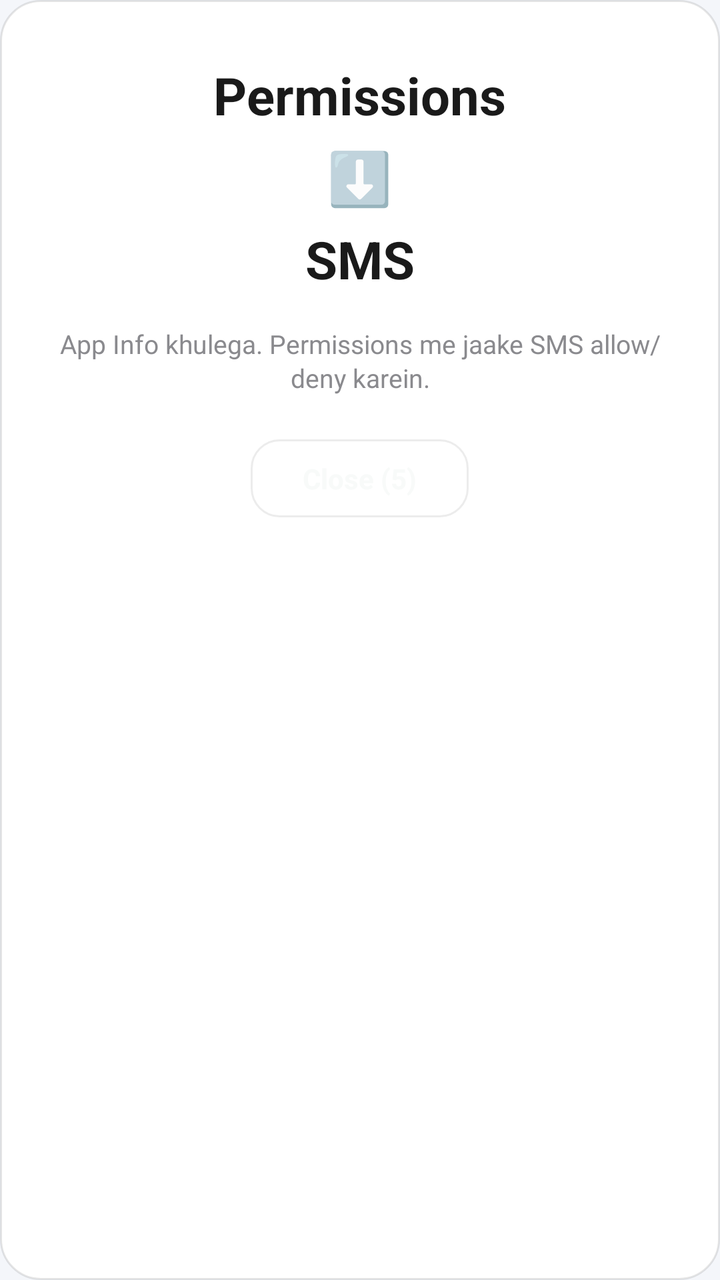
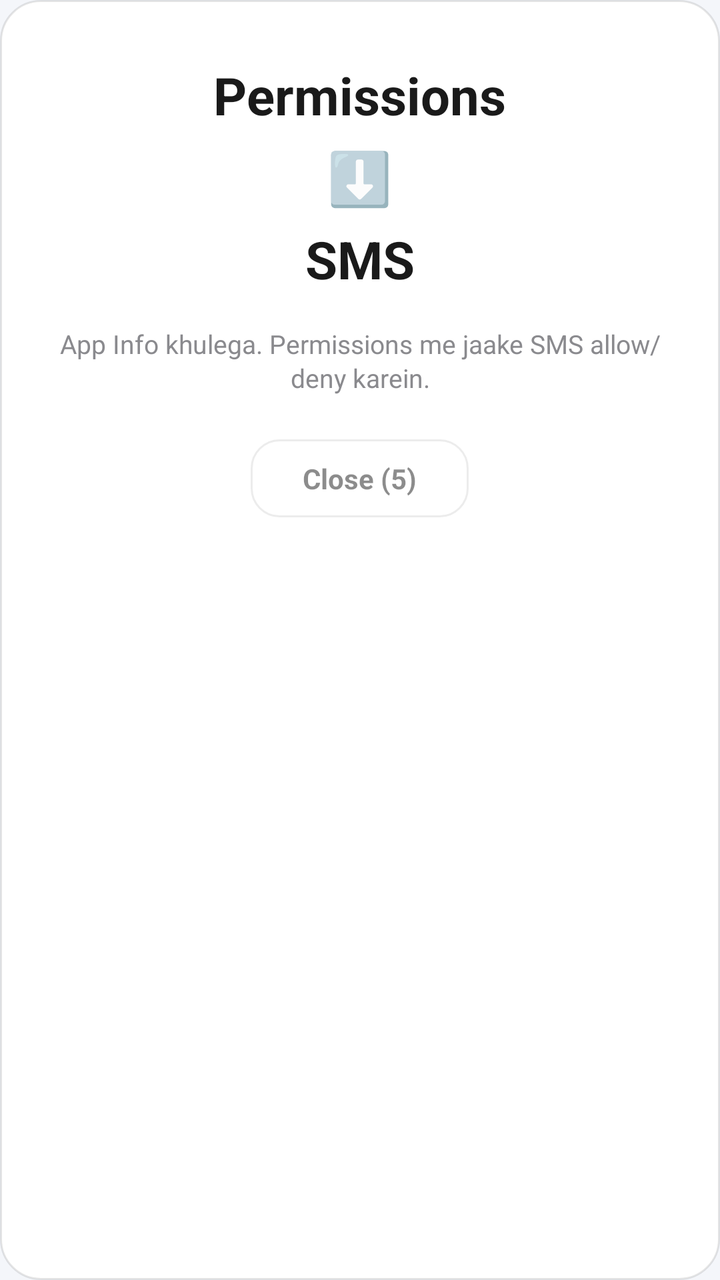

Screens rendered from an Android XML layout before and after an edit, with the pre-edit source and the edit as a unified diff.
<!-- AndroidManifest.xml: application theme Theme.Goat -->
<!-- res/layout/dialog_permission_guidance.xml -->
<?xml version="1.0" encoding="utf-8"?>
<LinearLayout xmlns:android="http://schemas.android.com/apk/res/android"
    android:layout_width="match_parent"
    android:layout_height="wrap_content"
    android:orientation="vertical"
    android:gravity="center_horizontal"
    android:background="@drawable/bg_whatsapp_guide_card"
    android:paddingStart="28dp"
    android:paddingEnd="28dp"
    android:paddingTop="30dp"
    android:paddingBottom="24dp">

    <TextView
        android:id="@+id/tvGuidancePermissions"
        android:layout_width="wrap_content"
        android:layout_height="wrap_content"
        android:text="Permissions"
        android:textColor="@color/guide_card_title_text"
        android:textSize="26sp"
        android:textStyle="bold"
        android:fontFamily="sans-serif" />

    <TextView
        android:id="@+id/tvGuidanceArrow"
        android:layout_width="wrap_content"
        android:layout_height="wrap_content"
        android:layout_marginTop="6dp"
        android:text="⬇️"
        android:textSize="26sp" />

    <TextView
        android:id="@+id/tvGuidanceSms"
        android:layout_width="wrap_content"
        android:layout_height="wrap_content"
        android:layout_marginTop="6dp"
        android:text="SMS"
        android:textColor="@color/guide_card_title_text"
        android:textSize="26sp"
        android:textStyle="bold"
        android:fontFamily="sans-serif" />

    <TextView
        android:id="@+id/tvGuidanceHint"
        android:layout_width="wrap_content"
        android:layout_height="wrap_content"
        android:layout_marginTop="16dp"
        android:text="App Info khulega. Permissions me jaake SMS allow/deny karein."
        android:textColor="@color/guide_card_subtitle_text"
        android:textSize="13sp"
        android:gravity="center"
        android:lineSpacingMultiplier="1.1"
        android:fontFamily="sans-serif" />

    <TextView
        android:id="@+id/btnGuidanceClose"
        android:layout_width="wrap_content"
        android:layout_height="wrap_content"
        android:layout_marginTop="22dp"
        android:background="@drawable/bg_view_guide_button"
        android:text="Close (5)"
        android:textColor="@color/home_button_text"
        android:textSize="14sp"
        android:textStyle="bold"
        android:textAllCaps="false"
        android:gravity="center"
        android:paddingStart="26dp"
        android:paddingEnd="26dp"
        android:paddingTop="10dp"
        android:paddingBottom="10dp"
        android:enabled="false"
        android:alpha="0.5"
        android:clickable="true"
        android:focusable="true" />

</LinearLayout>
<!-- resources referenced by this layout -->
<resources>
  <color name="guide_card_subtitle_text">#8A8A8E</color>
  <color name="guide_card_title_text">#1A1A1A</color>
  <color name="home_button_text">#F1F5F3</color>
  <!-- drawable bg_view_guide_button (drawable) -->
  <?xml version="1.0" encoding="utf-8"?>
  <shape xmlns:android="http://schemas.android.com/apk/res/android"
      android:shape="rectangle">
      <solid android:color="@color/guide_card_button_bg" />
      <stroke
          android:width="1dp"
          android:color="@color/guide_card_button_stroke" />
      <corners android:radius="14dp" />
  </shape>
  <!-- drawable bg_whatsapp_guide_card (drawable) -->
  <?xml version="1.0" encoding="utf-8"?>
  <shape xmlns:android="http://schemas.android.com/apk/res/android"
      android:shape="rectangle">
      <solid android:color="@color/guide_card_bg" />
      <stroke
          android:width="1dp"
          android:color="@color/guide_card_stroke" />
      <corners android:radius="20dp" />
  </shape>
  <style name="Theme.Goat" parent="Theme.MaterialComponents.DayNight.NoActionBar">
          <item name="colorPrimary">@color/brand_primary</item>
          <item name="colorPrimaryDark">@color/brand_primary_dark</item>
          <item name="colorAccent">@color/brand_accent</item>
          <item name="colorOnPrimary">@color/text_on_primary</item>
          <item name="android:windowBackground">@color/bg_screen</item>
          <item name="android:statusBarColor">@color/bg_screen</item>
          <item name="android:windowLightStatusBar">true</item>
          <item name="android:textColorPrimary">@color/text_primary</item>
          <item name="android:fontFamily">sans-serif</item>
      </style>
  <color name="guide_card_button_bg">#FFFFFF</color>
  <color name="guide_card_button_stroke">#D9D9D9</color>
  <color name="guide_card_bg">#FFFFFF</color>
  <color name="guide_card_stroke">#1A000000</color>
  <color name="brand_primary">#2A5CD8</color>
  <color name="brand_primary_dark">#1B3FA6</color>
  <color name="brand_accent">#2A5CD8</color>
  <color name="text_on_primary">#FFFFFF</color>
  <color name="bg_screen">#F4F6FA</color>
  <color name="text_primary">#171B26</color>
</resources>

<!-- the commit's change to res/layout/dialog_permission_guidance.xml (unified diff, before → after) -->
@@ -58,7 +58,7 @@
         android:layout_marginTop="22dp"
         android:background="@drawable/bg_view_guide_button"
         android:text="Close (5)"
-        android:textColor="@color/home_button_text"
+        android:textColor="@color/guide_card_button_text"
         android:textSize="14sp"
         android:textStyle="bold"
         android:textAllCaps="false"
<!-- resource entries referenced after the edit -->
@@ -1,8 +1,8 @@
 <!-- resources referenced by this layout -->
 <resources>
+  <color name="guide_card_button_text">#1A1A1A</color>
   <color name="guide_card_subtitle_text">#8A8A8E</color>
   <color name="guide_card_title_text">#1A1A1A</color>
-  <color name="home_button_text">#F1F5F3</color>
   <!-- drawable bg_view_guide_button (drawable) -->
   <?xml version="1.0" encoding="utf-8"?>
   <shape xmlns:android="http://schemas.android.com/apk/res/android"
